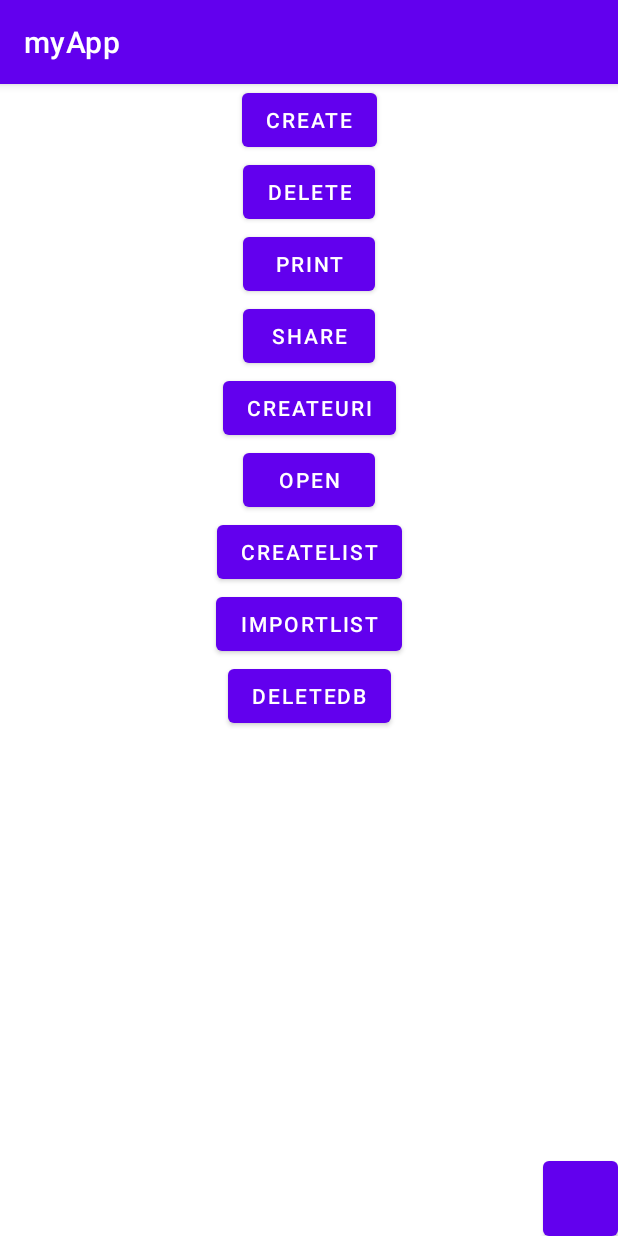
After one commit to rahirim93/my-app, an Android app: the SettingsActivity screen opened directly, with no data from a screen before it, on a phone screen of 412 x 824 dp. The commit adds this screen. Run offline under Robolectric (Android 15) with nearby library versions, the phone set to English and light mode, and no system bars; our stand-ins replace Room's generated code.

Commit message:
#46. Добавлена возможность импорта/экспорта данных БД

```diff
--- a/app/src/main/java/com/example/myapp/MainActivity.kt
+++ b/app/src/main/java/com/example/myapp/MainActivity.kt
@@ -24,6 +24,7 @@ import java.text.SimpleDateFormat
 import java.util.*
 import kotlin.collections.ArrayList
 import androidx.lifecycle.Observer
+import com.example.myapp.settingsActivity.SettingsActivity
 import java.io.BufferedReader
 import java.io.FileReader
 import java.io.InputStream
@@ -146,6 +147,7 @@ class MainActivity : AppCompatActivity() {
         itemList.add("Макароны")
         itemList.add("Заплата")
         itemList.add("Таймер")
+        itemList.add("Настройки")
 
         val adapter = ArrayAdapter(this, android.R.layout.simple_list_item_1, itemList)
         listView.adapter = adapter
@@ -170,6 +172,10 @@ class MainActivity : AppCompatActivity() {
                 }
                 4 -> {
                     val intent = Intent(this, TrainingActivity::class.java)
+                    startActivity(intent)
+                }
+                5 -> {
+                    val intent = Intent(this, SettingsActivity::class.java)
                     startActivity(intent)
                 }
             }
--- a/app/src/main/java/com/example/myapp/MyAppViewModel.kt
+++ b/app/src/main/java/com/example/myapp/MyAppViewModel.kt
@@ -11,5 +11,9 @@ class MyAppViewModel: ViewModel() {
         salaryRepository.addSalary(salary)
     }
 
+    fun deleteDalary(salary: SalaryEntity) {
+        salaryRepository.deleteSalary(salary)
+    }
+
     val listSalariesLiveData = salaryRepository.getSalaries()
 }
--- /dev/null
+++ b/app/src/main/res/layout/activity_settings.xml
@@ -0,0 +1,108 @@
+<?xml version="1.0" encoding="utf-8"?>
+<androidx.constraintlayout.widget.ConstraintLayout xmlns:android="http://schemas.android.com/apk/res/android"
+    xmlns:app="http://schemas.android.com/apk/res-auto"
+    xmlns:tools="http://schemas.android.com/tools"
+    android:id="@+id/main"
+    android:layout_width="match_parent"
+    android:layout_height="match_parent"
+    tools:context=".settingsActivity.SettingsActivity">
+
+    <Button
+        android:id="@+id/buttonState"
+        android:layout_width="50dp"
+        android:layout_height="50dp"
+        android:insetTop="0dp"
+        android:insetBottom="0dp"
+        app:layout_constraintBottom_toBottomOf="parent"
+        app:layout_constraintEnd_toEndOf="parent" />
+
+    <Button
+        android:id="@+id/buttonCreate"
+        android:layout_width="wrap_content"
+        android:layout_height="wrap_content"
+        android:text="create"
+        app:layout_constraintEnd_toEndOf="parent"
+        app:layout_constraintStart_toStartOf="parent"
+        app:layout_constraintTop_toTopOf="parent" />
+
+    <Button
+        android:id="@+id/buttonDelete"
+        android:layout_width="wrap_content"
+        android:layout_height="wrap_content"
+        android:text="delete"
+        app:layout_constraintEnd_toEndOf="parent"
+        app:layout_constraintStart_toStartOf="parent"
+        app:layout_constraintTop_toBottomOf="@+id/buttonCreate" />
+
+    <Button
+        android:id="@+id/buttonPrint"
+        android:layout_width="wrap_content"
+        android:layout_height="wrap_content"
+        android:text="print"
+        app:layout_constraintEnd_toEndOf="parent"
+        app:layout_constraintStart_toStartOf="parent"
+        app:layout_constraintTop_toBottomOf="@+id/buttonDelete" />
+
+    <Button
+        android:id="@+id/buttonShare"
+        android:layout_width="wrap_content"
+        android:layout_height="wrap_content"
+        android:text="share"
+        app:layout_constraintEnd_toEndOf="parent"
+        app:layout_constraintStart_toStartOf="parent"
+        app:layout_constraintTop_toBottomOf="@+id/buttonPrint" />
+
+    <TextView
+        android:id="@+id/textViewState"
+        android:layout_width="wrap_content"
+        android:layout_height="wrap_content"
+        android:layout_marginStart="16dp"
+        app:layout_constraintBottom_toBottomOf="parent"
+        app:layout_constraintStart_toStartOf="parent"
+        app:layout_constraintTop_toTopOf="@+id/buttonState" />
+
+    <Button
+        android:id="@+id/buttonCreateUri"
+        android:layout_width="wrap_content"
+        android:layout_height="wrap_content"
+        android:text="createUri"
+        app:layout_constraintEnd_toEndOf="parent"
+        app:layout_constraintStart_toStartOf="parent"
+        app:layout_constraintTop_toBottomOf="@+id/buttonShare" />
+
+    <Button
+        android:id="@+id/buttonOpen"
+        android:layout_width="wrap_content"
+        android:layout_height="wrap_content"
+        android:text="open"
+        app:layout_constraintEnd_toEndOf="parent"
+        app:layout_constraintStart_toStartOf="parent"
+        app:layout_constraintTop_toBottomOf="@+id/buttonCreateUri" />
+
+    <Button
+        android:id="@+id/buttonCreateList"
+        android:layout_width="wrap_content"
+        android:layout_height="wrap_content"
+        android:text="createlist"
+        app:layout_constraintEnd_toEndOf="parent"
+        app:layout_constraintStart_toStartOf="parent"
+        app:layout_constraintTop_toBottomOf="@+id/buttonOpen" />
+
+    <Button
+        android:id="@+id/buttonImportList"
+        android:layout_width="wrap_content"
+        android:layout_height="wrap_content"
+        android:text="importList"
+        app:layout_constraintEnd_toEndOf="parent"
+        app:layout_constraintStart_toStartOf="parent"
+        app:layout_constraintTop_toBottomOf="@+id/buttonCreateList" />
+
+    <Button
+        android:id="@+id/buttonDeleteDB"
+        android:layout_width="wrap_content"
+        android:layout_height="wrap_content"
+        android:text="deletedb"
+        app:layout_constraintEnd_toEndOf="parent"
+        app:layout_constraintStart_toStartOf="parent"
+        app:layout_constraintTop_toBottomOf="@+id/buttonImportList" />
+</androidx.constraintlayout.widget.ConstraintLayout>
```
Also changed, not shown: app/src/main/AndroidManifest.xml (+25 -13 lines), app/src/main/java/com/example/myapp/settingsActivity/SettingsActivity.kt (added, +322 -0 lines), app/src/main/res/xml/paths.xml (added, +7 -0 lines).
